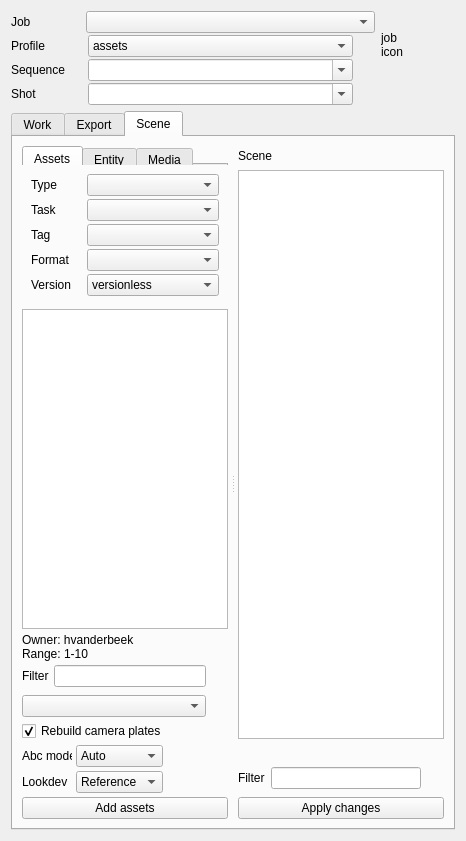
CBSDigital/pini-dev, file python/pini/tools/helper/pini_helper.ui: the form before one commit.
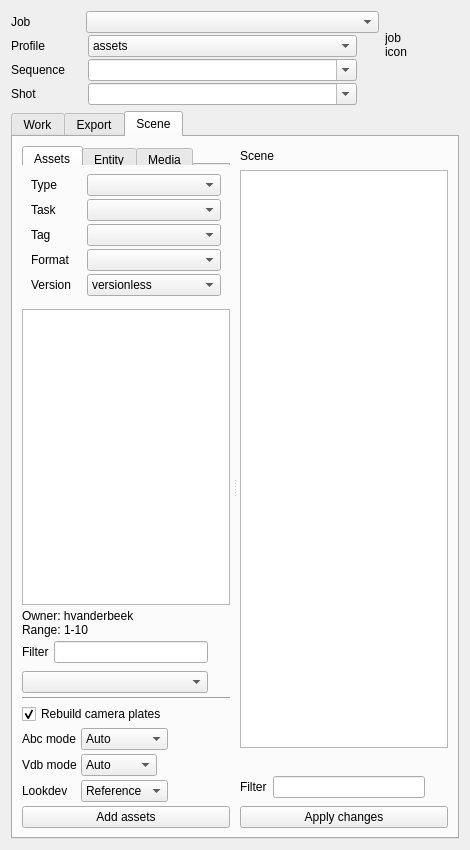
The form after the commit. The open tabs and pages were chosen to show the change. Icons and pictures are not drawn. Custom widgets are drawn as their Qt base class.

What changed in the file:
```diff
--- a/python/pini/tools/helper/pini_helper.ui
+++ b/python/pini/tools/helper/pini_helper.ui
@@ -6,8 +6,8 @@
    <rect>
     <x>0</x>
     <y>0</y>
-    <width>466</width>
-    <height>841</height>
+    <width>470</width>
+    <height>850</height>
    </rect>
   </property>
   <property name="windowTitle">
@@ -21,7 +21,7 @@
    <item row="1" column="0" colspan="2">
     <widget class="CTabWidget" name="MainPane">
      <property name="currentIndex">
-      <number>0</number>
+      <number>2</number>
      </property>
      <widget class="QWidget" name="WorkTab">
       <attribute name="title">
@@ -2032,7 +2032,7 @@
             <number>10</number>
            </property>
            <widget class="QWidget" name="layoutWidget">
-            <layout class="QVBoxLayout" name="SOutputsLayout" stretch="0,0,0,0,0,0,0,0,0,0">
+            <layout class="QVBoxLayout" name="SOutputsLayout" stretch="0,0,0,0,0,0,0,0,0,0,0,0">
              <property name="spacing">
               <number>4</number>
              </property>
@@ -2351,7 +2351,14 @@
               </layout>
              </item>
              <item>
-              <widget class="QCheckBox" name="SBuildPlates">
+              <widget class="Line" name="line_4">
+               <property name="orientation">
+                <enum>Qt::Horizontal</enum>
+               </property>
+              </widget>
+             </item>
+             <item>
+              <widget class="QCheckBox" name="SCamPlates">
                <property name="text">
                 <string>Rebuild camera plates</string>
                </property>
@@ -2362,22 +2369,10 @@
              </item>
              <item>
               <layout class="QGridLayout" name="SAbcModeLyt">
-               <item row="0" column="0">
-                <widget class="QLabel" name="SAbcModeLabel">
-                 <property name="minimumSize">
-                  <size>
-                   <width>50</width>
-                   <height>0</height>
-                  </size>
-                 </property>
-                 <property name="maximumSize">
-                  <size>
-                   <width>50</width>
-                   <height>16777215</height>
-                  </size>
-                 </property>
+               <item row="0" column="2">
+                <widget class="QLabel" name="SAbcModeSpacer">
                  <property name="text">
-                  <string>Abc mode</string>
+                  <string/>
                  </property>
                 </widget>
                </item>
@@ -2403,28 +2398,99 @@
                  </item>
                 </widget>
                </item>
+               <item row="0" column="0">
+                <widget class="QLabel" name="SAbcModeLabel">
+                 <property name="minimumSize">
+                  <size>
+                   <width>55</width>
+                   <height>0</height>
+                  </size>
+                 </property>
+                 <property name="maximumSize">
+                  <size>
+                   <width>55</width>
+                   <height>16777215</height>
+                  </size>
+                 </property>
+                 <property name="text">
+                  <string>Abc mode</string>
+                 </property>
+                </widget>
+               </item>
+              </layout>
+             </item>
+             <item>
+              <layout class="QGridLayout" name="SVdbModeLyt">
                <item row="0" column="2">
-                <widget class="QLabel" name="SAbcModeSpacer">
+                <widget class="QLabel" name="SVdbModeSpacer">
                  <property name="text">
                   <string/>
                  </property>
                 </widget>
                </item>
+               <item row="0" column="1">
+                <widget class="CComboBox" name="SVdbMode">
+                 <property name="currentIndex">
+                  <number>0</number>
+                 </property>
+                 <item>
+                  <property name="text">
+                   <string>Auto</string>
+                  </property>
+                 </item>
+                 <item>
+                  <property name="text">
+                   <string>Arnold</string>
+                  </property>
+                 </item>
+                 <item>
+                  <property name="text">
+                   <string>Redshift</string>
+                  </property>
+                 </item>
+                </widget>
+               </item>
+               <item row="0" column="0">
+                <widget class="QLabel" name="SVdbModeLabel">
+                 <property name="minimumSize">
+                  <size>
+                   <width>55</width>
+                   <height>0</height>
+                  </size>
+                 </property>
+                 <property name="maximumSize">
+                  <size>
+                   <width>55</width>
+                   <height>16777215</height>
+                  </size>
+                 </property>
+                 <property name="text">
+                  <string>Vdb mode</string>
+                 </property>
+                </widget>
+               </item>
               </layout>
              </item>
              <item>
               <layout class="QGridLayout" name="SLookdevLyt">
+               <item row="0" column="2">
+                <widget class="QLabel" name="SLookdevSpacer">
+                 <property name="text">
+                  <string/>
+                 </property>
+                </widget>
+               </item>
                <item row="0" column="0">
                 <widget class="QLabel" name="SLookdevLabel">
                  <property name="minimumSize">
                   <size>
-                   <width>50</width>
+                   <width>55</width>
                    <height>0</height>
                   </size>
                  </property>
                  <property name="maximumSize">
                   <size>
-                   <width>50</width>
+                   <width>55</width>
                    <height>16777215</height>
                   </size>
                  </property>
@@ -2455,13 +2521,6 @@
                  </item>
                 </widget>
                </item>
-               <item row="0" column="2">
-                <widget class="QLabel" name="SLookdevSpacer">
-                 <property name="text">
-                  <string/>
-                 </property>
-                </widget>
-               </item>
               </layout>
              </item>
              <item>
```
